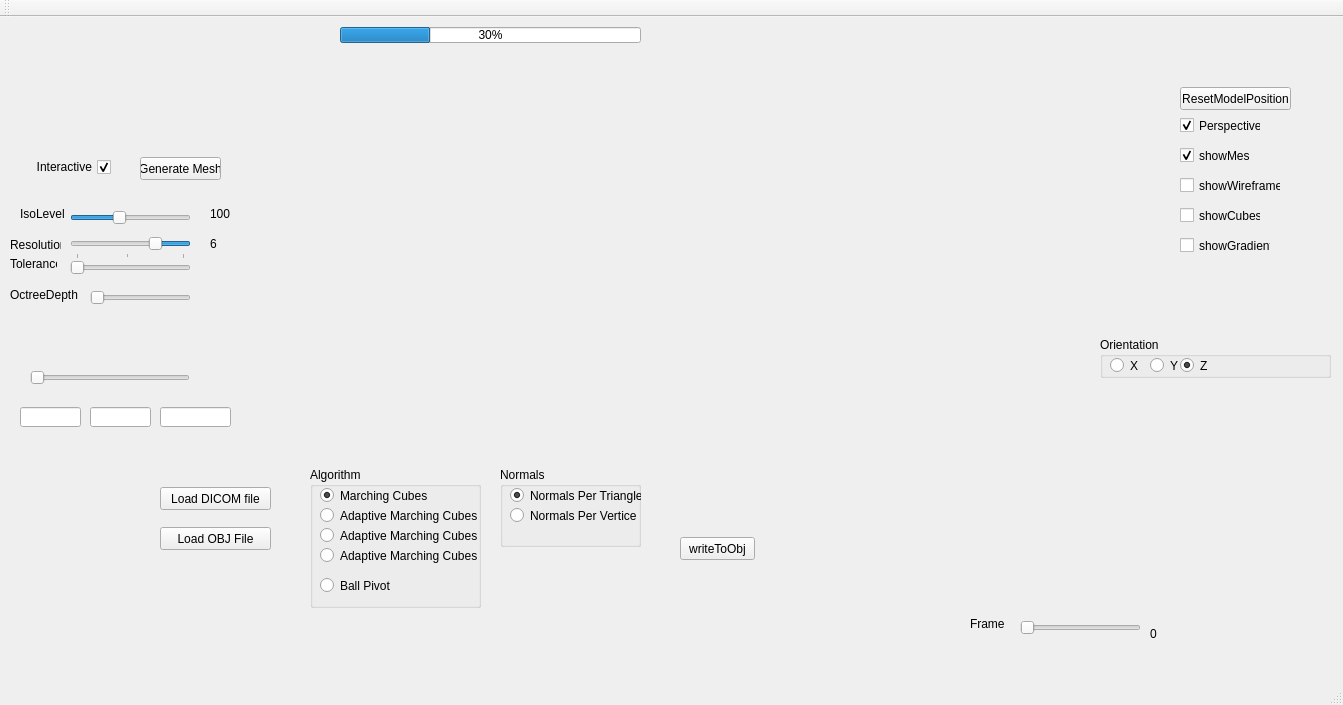
Qt form VolumeRenderer/volumerenderer.ui (RaduAlexandru/Volume-Renderer) before a commit.
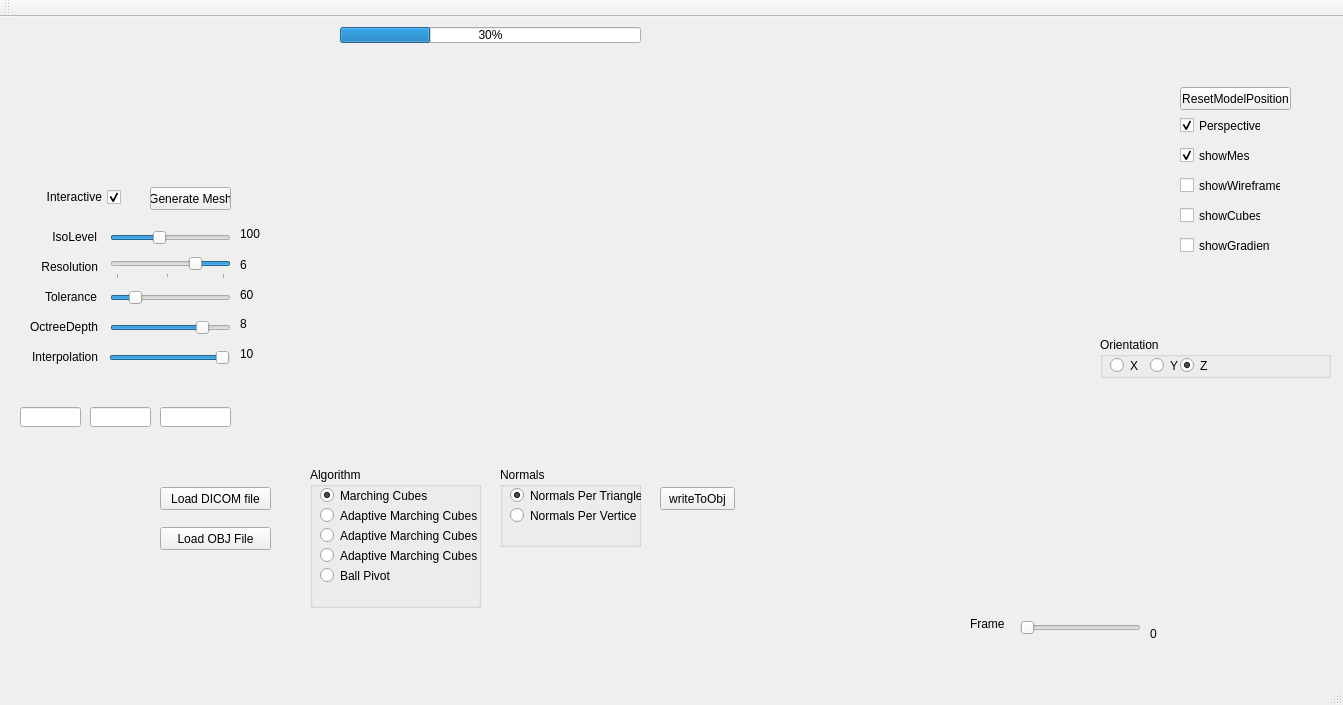
The same form after that commit. Custom widgets are drawn as their Qt base class.

Commit message: Added the pixelData Class to encapsulate the dicom files pixels

What changed in the file:
```diff
--- a/VolumeRenderer/volumerenderer.ui
+++ b/VolumeRenderer/volumerenderer.ui
@@ -21,8 +21,8 @@
     <property name="geometry">
      <rect>
       <x>0</x>
-      <y>0</y>
-      <width>1351</width>
+      <y>10</y>
+      <width>1361</width>
       <height>651</height>
      </rect>
     </property>
@@ -45,6 +45,19 @@
       <set>Qt::AlignRight|Qt::AlignTrailing|Qt::AlignVCenter</set>
      </property>
     </widget>
+    <widget class="QPushButton" name="pushButton">
+     <property name="geometry">
+      <rect>
+       <x>660</x>
+       <y>460</y>
+       <width>75</width>
+       <height>23</height>
+      </rect>
+     </property>
+     <property name="text">
+      <string>writeToObj</string>
+     </property>
+    </widget>
    </widget>
    <widget class="QSlider" name="frameSlider">
     <property name="geometry">
@@ -59,38 +72,6 @@
      <enum>Qt::Horizontal</enum>
     </property>
    </widget>
-   <widget class="QSlider" name="isoLevelSlider">
-    <property name="geometry">
-     <rect>
-      <x>70</x>
-      <y>190</y>
-      <width>121</width>
-      <height>22</height>
-     </rect>
-    </property>
-    <property name="maximum">
-     <number>255</number>
-    </property>
-    <property name="value">
-     <number>100</number>
-    </property>
-    <property name="orientation">
-     <enum>Qt::Horizontal</enum>
-    </property>
-   </widget>
-   <widget class="QLabel" name="label">
-    <property name="geometry">
-     <rect>
-      <x>20</x>
-      <y>190</y>
-      <width>47</width>
-      <height>13</height>
-     </rect>
-    </property>
-    <property name="text">
-     <string>IsoLevel</string>
-    </property>
-   </widget>
    <widget class="QLabel" name="label_2">
     <property name="geometry">
      <rect>
@@ -104,73 +85,6 @@
      <string>Frame</string>
     </property>
    </widget>
-   <widget class="QSlider" name="resolutionSlider">
-    <property name="geometry">
-     <rect>
-      <x>70</x>
-      <y>220</y>
-      <width>121</width>
-      <height>22</height>
-     </rect>
-    </property>
-    <property name="minimum">
-     <number>1</number>
-    </property>
-    <property name="maximum">
-     <number>20</number>
-    </property>
-    <property name="value">
-     <number>6</number>
-    </property>
-    <property name="orientation">
-     <enum>Qt::Horizontal</enum>
-    </property>
-    <property name="invertedAppearance">
-     <bool>true</bool>
-    </property>
-    <property name="tickPosition">
-     <enum>QSlider::TicksBelow</enum>
-    </property>
-   </widget>
-   <widget class="QLabel" name="label_3">
-    <property name="geometry">
-     <rect>
-      <x>10</x>
-      <y>220</y>
-      <width>51</width>
-      <height>16</height>
-     </rect>
-    </property>
-    <property name="text">
-     <string>Resolution</string>
-    </property>
-   </widget>
-   <widget class="QLabel" name="label_4">
-    <property name="geometry">
-     <rect>
-      <x>210</x>
-      <y>220</y>
-      <width>47</width>
-      <height>13</height>
-     </rect>
-    </property>
-    <property name="text">
-     <string>6</string>
-    </property>
-   </widget>
-   <widget class="QLabel" name="label_5">
-    <property name="geometry">
-     <rect>
-      <x>210</x>
-      <y>190</y>
-      <width>47</width>
-      <height>13</height>
-     </rect>
-    </property>
-    <property name="text">
-     <string>100</string>
-    </property>
-   </widget>
    <widget class="QLabel" name="label_6">
     <property name="geometry">
      <rect>
@@ -194,22 +108,6 @@
      </rect>
     </property>
    </widget>
-   <widget class="QSlider" name="toleranceSlider">
-    <property name="geometry">
-     <rect>
-      <x>70</x>
-      <y>240</y>
-      <width>121</width>
-      <height>22</height>
-     </rect>
-    </property>
-    <property name="maximum">
-     <number>360</number>
-    </property>
-    <property name="orientation">
-     <enum>Qt::Horizontal</enum>
-    </property>
-   </widget>
    <widget class="QPushButton" name="loadDICOMFromFile">
     <property name="geometry">
      <rect>
@@ -310,7 +208,7 @@
      <property name="geometry">
       <rect>
        <x>10</x>
-       <y>110</y>
+       <y>100</y>
        <width>82</width>
        <height>17</height>
       </rect>
@@ -375,19 +273,6 @@
      </property>
     </widget>
    </widget>
-   <widget class="QLabel" name="label_8">
-    <property name="geometry">
-     <rect>
-      <x>10</x>
-      <y>240</y>
-      <width>47</width>
-      <height>13</height>
-     </rect>
-    </property>
-    <property name="text">
-     <string>Tolerance</string>
-    </property>
-   </widget>
    <widget class="QCheckBox" name="showCubesButton">
     <property name="geometry">
      <rect>
@@ -401,45 +286,6 @@
      <string>showCubes</string>
     </property>
    </widget>
-   <widget class="QSlider" name="octreeDepthSlider">
-    <property name="geometry">
-     <rect>
-      <x>90</x>
-      <y>270</y>
-      <width>101</width>
-      <height>22</height>
-     </rect>
-    </property>
-    <property name="orientation">
-     <enum>Qt::Horizontal</enum>
-    </property>
-   </widget>
-   <widget class="QLabel" name="label_9">
-    <property name="geometry">
-     <rect>
-      <x>10</x>
-      <y>270</y>
-      <width>71</width>
-      <height>16</height>
-     </rect>
-    </property>
-    <property name="text">
-     <string>OctreeDepth</string>
-    </property>
-   </widget>
-   <widget class="QPushButton" name="pushButton">
-    <property name="geometry">
-     <rect>
-      <x>680</x>
-      <y>520</y>
-      <width>75</width>
-      <height>23</height>
-     </rect>
-    </property>
-    <property name="text">
-     <string>writeToObj</string>
-    </property>
-   </widget>
    <widget class="QPushButton" name="pushButton_2">
     <property name="geometry">
      <rect>
@@ -593,30 +439,189 @@
      </rect>
     </property>
    </widget>
-   <widget class="QSlider" name="linearInterpolationSlider">
+   <widget class="QLabel" name="label_4">
     <property name="geometry">
      <rect>
-      <x>30</x>
-      <y>350</y>
-      <width>160</width>
+      <x>240</x>
+      <y>240</y>
+      <width>31</width>
+      <height>16</height>
+     </rect>
+    </property>
+    <property name="text">
+     <string>6</string>
+    </property>
+   </widget>
+   <widget class="QSlider" name="toleranceSlider">
+    <property name="geometry">
+     <rect>
+      <x>110</x>
+      <y>270</y>
+      <width>121</width>
+      <height>22</height>
+     </rect>
+    </property>
+    <property name="maximum">
+     <number>360</number>
+    </property>
+    <property name="value">
+     <number>60</number>
+    </property>
+    <property name="orientation">
+     <enum>Qt::Horizontal</enum>
+    </property>
+   </widget>
+   <widget class="QLabel" name="label_9">
+    <property name="geometry">
+     <rect>
+      <x>7</x>
+      <y>300</y>
+      <width>91</width>
+      <height>20</height>
+     </rect>
+    </property>
+    <property name="text">
+     <string>OctreeDepth</string>
+    </property>
+    <property name="alignment">
+     <set>Qt::AlignRight|Qt::AlignTrailing|Qt::AlignVCenter</set>
+    </property>
+   </widget>
+   <widget class="QLabel" name="label_8">
+    <property name="geometry">
+     <rect>
+      <x>26</x>
+      <y>270</y>
+      <width>71</width>
+      <height>20</height>
+     </rect>
+    </property>
+    <property name="text">
+     <string>Tolerance</string>
+    </property>
+    <property name="alignment">
+     <set>Qt::AlignRight|Qt::AlignTrailing|Qt::AlignVCenter</set>
+    </property>
+   </widget>
+   <widget class="QLabel" name="label_3">
+    <property name="geometry">
+     <rect>
+      <x>17</x>
+      <y>240</y>
+      <width>81</width>
+      <height>20</height>
+     </rect>
+    </property>
+    <property name="text">
+     <string>Resolution</string>
+    </property>
+    <property name="alignment">
+     <set>Qt::AlignRight|Qt::AlignTrailing|Qt::AlignVCenter</set>
+    </property>
+   </widget>
+   <widget class="QSlider" name="resolutionSlider">
+    <property name="geometry">
+     <rect>
+      <x>110</x>
+      <y>240</y>
+      <width>121</width>
       <height>22</height>
      </rect>
     </property>
     <property name="minimum">
-     <number>0</number>
+     <number>1</number>
+    </property>
+    <property name="maximum">
+     <number>20</number>
+    </property>
+    <property name="value">
+     <number>6</number>
+    </property>
+    <property name="tracking">
+     <bool>true</bool>
+    </property>
+    <property name="orientation">
+     <enum>Qt::Horizontal</enum>
+    </property>
+    <property name="invertedAppearance">
+     <bool>true</bool>
+    </property>
+    <property name="tickPosition">
+     <enum>QSlider::TicksBelow</enum>
+    </property>
+   </widget>
+   <widget class="QSlider" name="octreeDepthSlider">
+    <property name="geometry">
+     <rect>
+      <x>110</x>
+      <y>300</y>
+      <width>121</width>
+      <height>22</height>
+     </rect>
     </property>
     <property name="maximum">
      <number>10</number>
     </property>
+    <property name="value">
+     <number>8</number>
+    </property>
     <property name="orientation">
      <enum>Qt::Horizontal</enum>
     </property>
    </widget>
+   <widget class="QSlider" name="isoLevelSlider">
+    <property name="geometry">
+     <rect>
+      <x>110</x>
+      <y>210</y>
+      <width>121</width>
+      <height>22</height>
+     </rect>
+    </property>
+    <property name="maximum">
+     <number>255</number>
+    </property>
+    <property name="value">
+     <number>100</number>
+    </property>
+    <property name="orientation">
+     <enum>Qt::Horizontal</enum>
+    </property>
+   </widget>
+   <widget class="QLabel" name="label_5">
+    <property name="geometry">
+     <rect>
+      <x>240</x>
+      <y>210</y>
+      <width>47</width>
+      <height>13</height>
+     </rect>
+    </property>
+    <property name="text">
+     <string>100</string>
+    </property>
+   </widget>
+   <widget class="QLabel" name="label_7">
+    <property name="geometry">
+     <rect>
+      <x>7</x>
+      <y>330</y>
+      <width>91</width>
+      <height>20</height>
+     </rect>
+    </property>
+    <property name="text">
+     <string>Interpolation</string>
+    </property>
+    <property name="alignment">
+     <set>Qt::AlignRight|Qt::AlignTrailing|Qt::AlignVCenter</set>
+    </property>
+   </widget>
    <widget class="QCheckBox" name="interactiveButton">
     <property name="geometry">
      <rect>
-      <x>20</x>
-      <y>140</y>
+      <x>30</x>
+      <y>170</y>
       <width>91</width>
       <height>20</height>
      </rect>
@@ -631,11 +636,49 @@
      <bool>true</bool>
     </property>
    </widget>
+   <widget class="QSlider" name="linearInterpolationSlider">
+    <property name="geometry">
+     <rect>
+      <x>109</x>
+      <y>330</y>
+      <width>121</width>
+      <height>22</height>
+     </rect>
+    </property>
+    <property name="minimum">
+     <number>0</number>
+    </property>
+    <property name="maximum">
+     <number>10</number>
+    </property>
+    <property name="value">
+     <number>10</number>
+    </property>
+    <property name="orientation">
+     <enum>Qt::Horizontal</enum>
+    </property>
+   </widget>
+   <widget class="QLabel" name="label">
+    <property name="geometry">
+     <rect>
+      <x>26</x>
+      <y>210</y>
+      <width>71</width>
+      <height>20</height>
+     </rect>
+    </property>
+    <property name="text">
+     <string>IsoLevel</string>
+    </property>
+    <property name="alignment">
+     <set>Qt::AlignRight|Qt::AlignTrailing|Qt::AlignVCenter</set>
+    </property>
+   </widget>
    <widget class="QPushButton" name="generateMeshButton">
     <property name="geometry">
      <rect>
-      <x>140</x>
-      <y>140</y>
+      <x>150</x>
+      <y>170</y>
       <width>81</width>
       <height>23</height>
      </rect>
@@ -644,6 +687,45 @@
      <string>Generate Mesh</string>
     </property>
    </widget>
+   <widget class="QLabel" name="label_10">
+    <property name="geometry">
+     <rect>
+      <x>240</x>
+      <y>270</y>
+      <width>31</width>
+      <height>16</height>
+     </rect>
+    </property>
+    <property name="text">
+     <string>60</string>
+    </property>
+   </widget>
+   <widget class="QLabel" name="label_11">
+    <property name="geometry">
+     <rect>
+      <x>240</x>
+      <y>300</y>
+      <width>47</width>
+      <height>13</height>
+     </rect>
+    </property>
+    <property name="text">
+     <string>8</string>
+    </property>
+   </widget>
+   <widget class="QLabel" name="label_12">
+    <property name="geometry">
+     <rect>
+      <x>240</x>
+      <y>330</y>
+      <width>47</width>
+      <height>13</height>
+     </rect>
+    </property>
+    <property name="text">
+     <string>10</string>
+    </property>
+   </widget>
   </widget>
   <widget class="QMenuBar" name="menuBar">
    <property name="geometry">
```
Left out of the diff: 72 changed lines with no effect on the pictures. The commit also changes 14 other files.
